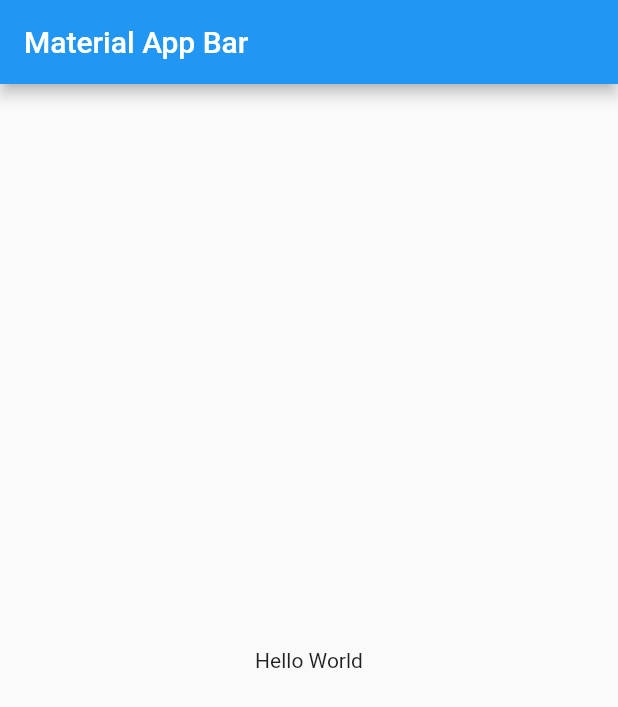
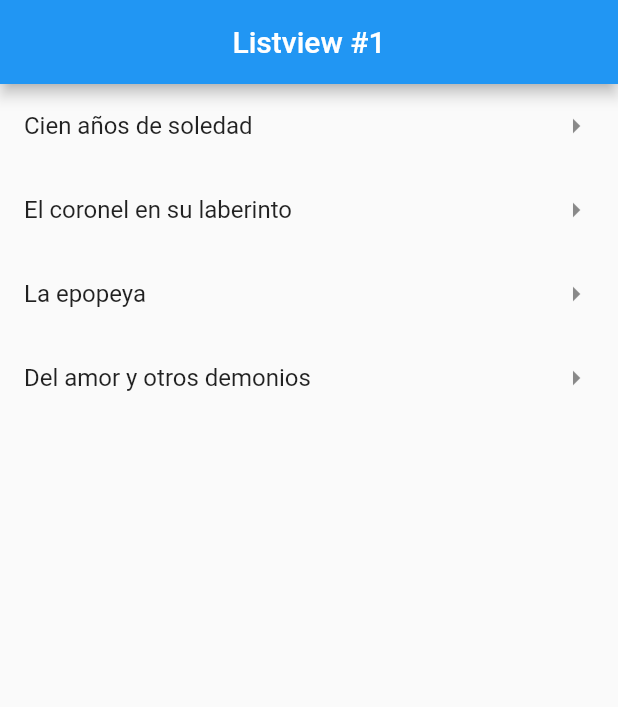
Before and after one commit to leodrumers/flutterWidgets, a Flutter app: the screen it shows after launch, on a phone screen of 412 x 824 dp. Shown: the top 707 px of the screen. Run offline on Flutter 3.47's test engine with Material 2 defaults, Android fonts, the phone set to English and light mode, and no system bars.

Commit message:
First listview

```diff
--- a/lib/main.dart
+++ b/lib/main.dart
@@ -1,4 +1,6 @@
 import 'package:flutter/material.dart';
+
+import 'package:components/screens/listview1_screen.dart';
 
 void main() => runApp(const MyApp());
 
@@ -7,16 +9,10 @@ class MyApp extends StatelessWidget {
 
   @override
   Widget build(BuildContext context) {
-    return MaterialApp(
-      title: 'Material App',
-      home: Scaffold(
-        appBar: AppBar(
-          title: const Text('Material App Bar'),
-        ),
-        body: const Center(
-          child: Text('Hello World'),
-        ),
-      ),
+    return const MaterialApp(
+      debugShowCheckedModeBanner: false,
+      title: 'Components app',
+      home: Listview1Screen(),
     );
   }
 }
--- /dev/null
+++ b/lib/screens/listview1_screen.dart
@@ -0,0 +1,32 @@
+import 'package:flutter/material.dart';
+
+class Listview1Screen extends StatelessWidget {
+  const Listview1Screen({Key? key}) : super(key: key);
+
+  static final List<String> options = [
+    'Cien años de soledad',
+    'El coronel en su laberinto',
+    'La epopeya',
+    'Del amor y otros demonios'
+  ];
+
+  @override
+  Widget build(BuildContext context) {
+    return Scaffold(
+      appBar: AppBar(
+        centerTitle: true,
+        title: const Text('Listview #1'),
+      ),
+      body: ListView(
+        children: [
+          ...options
+              .map((book) => ListTile(
+                    title: Text(book),
+                    trailing: const Icon(Icons.arrow_right_outlined),
+                  ))
+              .toList()
+        ],
+      ),
+    );
+  }
+}
```
